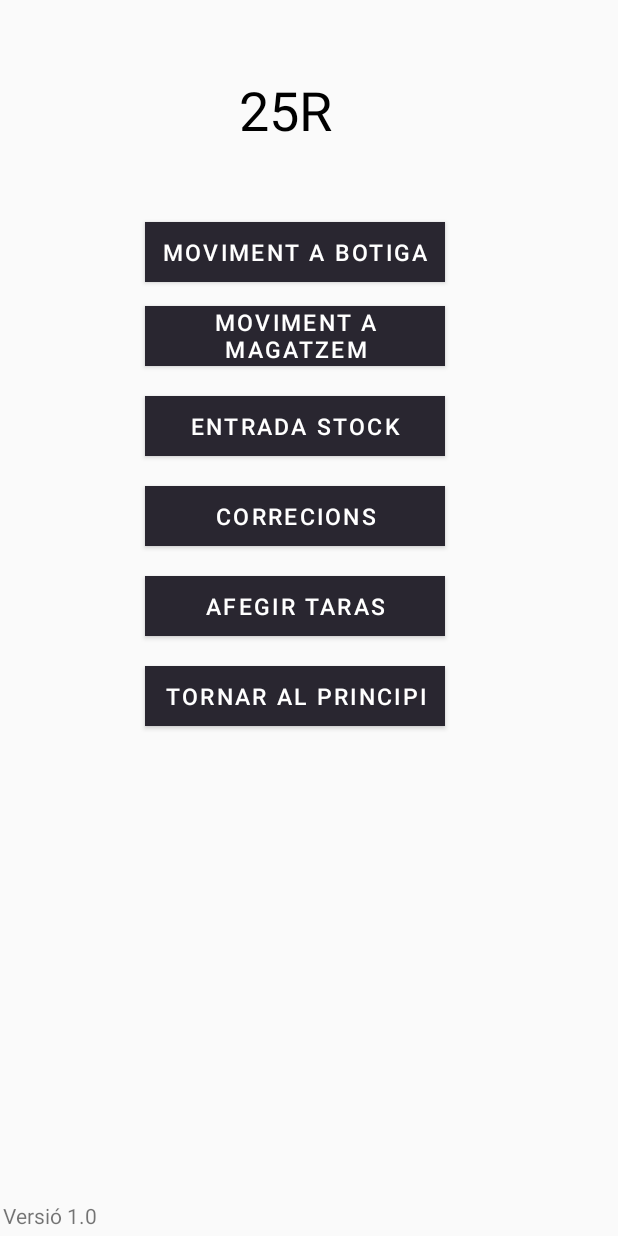
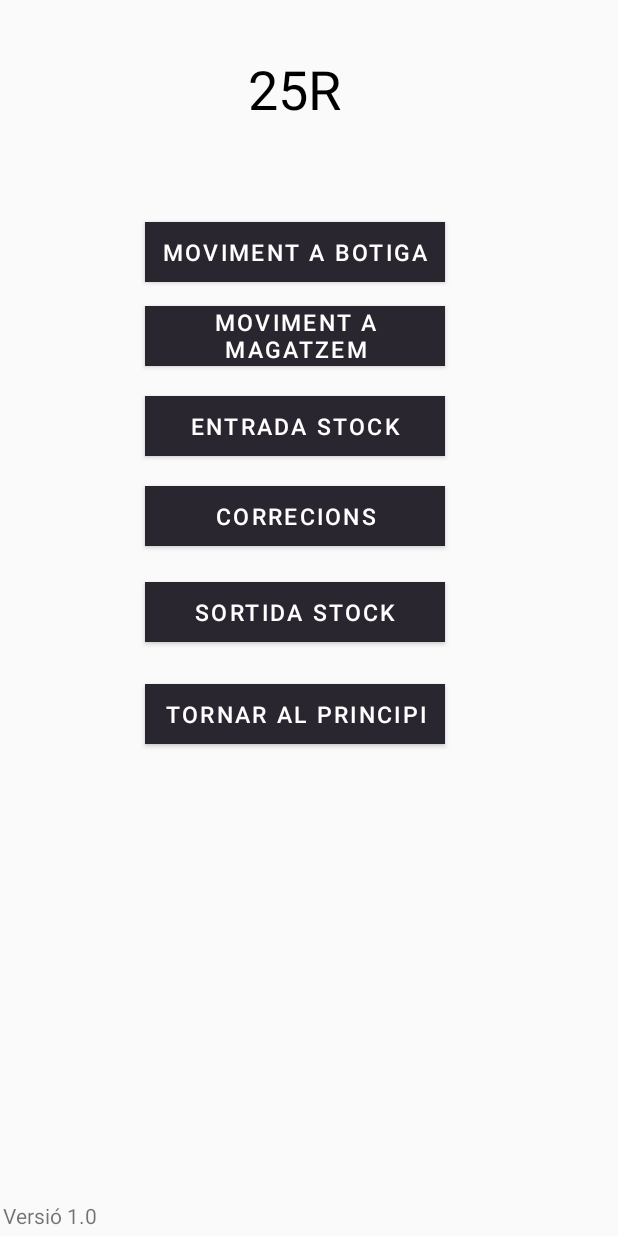
Before and after one commit to dsntta/M13.ProjecteFinal, an Android app: the Informacio screen opened directly, with no data from a screen before it, on a phone screen of 412 x 824 dp. Run offline under Robolectric (Android 15) with nearby library versions, the phone set to English and light mode, and no system bars.

Commit message:
Millorar opció de sortida de Stock

```diff
--- a/Projecte Inditex/app/src/main/java/com/example/projecteinditex/Dades.java
+++ b/Projecte Inditex/app/src/main/java/com/example/projecteinditex/Dades.java
@@ -60,7 +60,6 @@ public class Dades extends AppCompatActivity {
         etTallaL_Botiga.setEnabled(false);
         etTallaXL_Botiga.setEnabled(false);
         etTallaXXL_Botiga.setEnabled(false);
-
         etTallaS_Magatzem.setEnabled(false);
         etTallaM_Magatzem.setEnabled(false);
         etTallaL_Magatzem.setEnabled(false);
@@ -80,7 +79,6 @@ public class Dades extends AppCompatActivity {
                 }else {
 
                     new ConsultarDatos().execute("https://unsectarian-stack.000webhostapp.com/Android/consulta.php?id="+etId.getText().toString());
-                    //new ConsultarDatos().execute("http://192.168.0.14/CursoAndroid/consulta.php?id="+etId.getText().toString());
                 }
             }
         });
--- a/Projecte Inditex/app/src/main/java/com/example/projecteinditex/Informacio.java
+++ b/Projecte Inditex/app/src/main/java/com/example/projecteinditex/Informacio.java
@@ -21,8 +21,8 @@ public class Informacio extends AppCompatActivity {
         startActivity(anterior);
     }
 
-    public void SortidaStock(View view) {
-        Intent anterior = new Intent(this, ITXStock.class);
+    public void Exit(View view) {
+        Intent anterior = new Intent(this, Sortides.class);
         startActivity(anterior);
     }
 
--- a/Projecte Inditex/app/src/main/res/layout/activity_informacio.xml
+++ b/Projecte Inditex/app/src/main/res/layout/activity_informacio.xml
@@ -7,11 +7,29 @@
     tools:context=".Informacio">
 
     <Button
-        android:id="@+id/buttonHome7"
+        android:id="@+id/buttonHome6"
         android:layout_width="200dp"
         android:layout_height="40dp"
         android:layout_marginStart="8dp"
-        android:layout_marginTop="444dp"
+        android:layout_marginTop="388dp"
+        android:layout_marginEnd="8dp"
+        android:background="#292630"
+        android:letterSpacing="0.1"
+        android:onClick="Exit"
+        android:text="Sortida Stock"
+        android:textColor="#FFFFFF"
+        android:textSize="15dp"
+        app:layout_constraintEnd_toEndOf="parent"
+        app:layout_constraintHorizontal_bias="0.451"
+        app:layout_constraintStart_toStartOf="parent"
+        app:layout_constraintTop_toTopOf="parent" />
+
+    <Button
+        android:id="@+id/buttonHome8"
+        android:layout_width="200dp"
+        android:layout_height="40dp"
+        android:layout_marginStart="8dp"
+        android:layout_marginTop="456dp"
         android:layout_marginEnd="8dp"
         android:background="#292630"
         android:letterSpacing="0.1"
@@ -35,24 +53,6 @@
         app:layout_constraintStart_toStartOf="parent"
         app:layout_constraintTop_toTopOf="parent"
         app:layout_constraintVertical_bias="0.995" />
-
-    <Button
-        android:id="@+id/buttonHome6"
-        android:layout_width="200dp"
-        android:layout_height="40dp"
-        android:layout_marginStart="8dp"
-        android:layout_marginTop="384dp"
-        android:layout_marginEnd="8dp"
-        android:background="#292630"
-        android:letterSpacing="0.1"
-        android:onClick="SortidaStock"
-        android:text="Afegir Taras"
-        android:textColor="#FFFFFF"
-        android:textSize="15dp"
-        app:layout_constraintEnd_toEndOf="parent"
-        app:layout_constraintHorizontal_bias="0.451"
-        app:layout_constraintStart_toStartOf="parent"
-        app:layout_constraintTop_toTopOf="parent" />
 
     <Button
         android:id="@+id/buttonHome5"
@@ -124,8 +124,8 @@
 
     <TextView
         android:id="@+id/textView2"
-        android:layout_width="64dp"
-        android:layout_height="55dp"
+        android:layout_width="81dp"
+        android:layout_height="69dp"
         android:layout_marginBottom="44dp"
         android:text="25R"
         android:textColor="@color/colorAccent"
@@ -133,7 +133,6 @@
         android:textSize="36sp"
         app:layout_constraintBottom_toTopOf="@+id/buttonHome2"
         app:layout_constraintEnd_toEndOf="parent"
-        app:layout_constraintHorizontal_bias="0.458"
         app:layout_constraintStart_toStartOf="parent"
         app:layout_constraintTop_toTopOf="parent"
         app:layout_constraintVertical_bias="1.0" />
```
Also changed, not shown: Projecte Inditex/app/src/main/AndroidManifest.xml (+4 -5 lines), Projecte Inditex/app/src/main/java/com/example/projecteinditex/Sortides.java (added, +115 -0 lines), Projecte Inditex/app/src/main/res/layout/activity_sortides.xml (added, +55 -0 lines).
